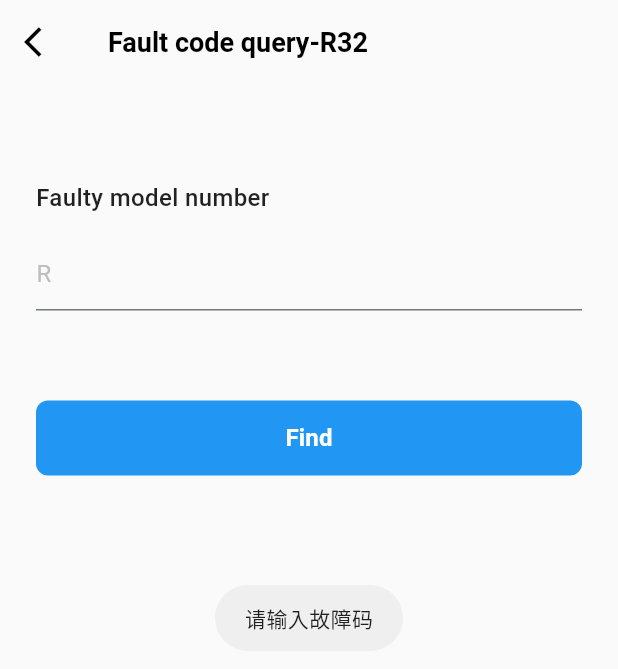
After one commit to jxlstar/car_assistant, a Flutter app: the FaultCodeQueryPage screen opened directly, after a tap on "Find", on a phone screen of 412 x 824 dp. The commit adds this screen. Shown: the top 669 px of the screen. Run offline on Flutter 3.47's test engine with Material 3 defaults, Android fonts, the phone set to English and light mode, and no system bars; our stand-ins replace dio, fluttertoast, font_awesome_flutter, get, google_maps_flutter, google_sign_in and 6 more; missing offline and left inert: flutter_facebook_auth; accounts and stored records are empty; generated files the repository leaves out were written again.

```diff
--- a/lib/core/network/api_service.dart
+++ b/lib/core/network/api_service.dart
@@ -105,7 +105,7 @@ class ApiService {
     // 收藏代理商
     static Future<ApiResponse> addDealerToFavorites(dynamic dealerId) async {
 
-      LoggerUtil.i('收藏&&addDealerToFavorites=====$dealerId =====');
+      LoggerUtil.i('收藏&&addDealerToFavorites=====$dealerId');
       return await _request.post('/api/app/dealers/$dealerId/favorite',);
     }
   // 取消收藏代理商
@@ -202,4 +202,19 @@ class ApiService {
     return _request.put<Map<String, dynamic>>('/api/app/messages/$messageId/read');
   }
 
+  // 故障码查询接口
+  static Future<ApiResponse<Map<String, dynamic>>> getFaultCodeDetail(String code) {
+    return _request.get<Map<String, dynamic>>('/api/app/diagnosis/fault-codes/code/$code');
+  }
+
+  // 设备锁定接口
+  static Future<ApiResponse<Map<String, dynamic>>> lockDevice(String deviceId) {
+    return _request.post<Map<String, dynamic>>('/api/app/devices/$deviceId/lock');
+  }
+
+  // 设备解锁接口
+  static Future<ApiResponse<Map<String, dynamic>>> unlockDevice(String deviceId) {
+    return _request.post<Map<String, dynamic>>('/api/app/devices/$deviceId/unlock');
+  }
+
 }
--- a/lib/core/network/app_request.dart
+++ b/lib/core/network/app_request.dart
@@ -194,6 +194,8 @@ class AppRequest {
     Map<String, dynamic>? queryParameters,
     Options? options,
   }) {
+
+    LoggerUtil.e('reqeust-path: $path');
    LoggerUtil.e('reqeust-params: $data');
     return _request<T>('POST', path,
         data: data, queryParameters: queryParameters, options: options);
--- /dev/null
+++ b/lib/module/equipment/fault_code_query/fault_code_query_page.dart
@@ -0,0 +1,145 @@
+import 'package:flutter/material.dart';
+import '../../../core/network/api_service.dart';
+import '../../../core/utils/loading_util.dart';
+import '../../../core/utils/logger_util.dart';
+import 'package:fluttertoast/fluttertoast.dart';
+import 'fault_code_detail_page.dart';
+
+class FaultCodeQueryPage extends StatefulWidget {
+  const FaultCodeQueryPage({Key? key}) : super(key: key);
+
+  @override
+  _FaultCodeQueryPageState createState() => _FaultCodeQueryPageState();
+}
+
+class _FaultCodeQueryPageState extends State<FaultCodeQueryPage> {
+  final TextEditingController _codeController = TextEditingController();
+
+  @override
+  void dispose() {
+    _codeController.dispose();
+    super.dispose();
+  }
+
+  Future<void> _searchFaultCode() async {
+    final code = _codeController.text.trim();
+    if (code.isEmpty) {
+      Fluttertoast.showToast(
+        msg: '请输入故障码',
+        gravity: ToastGravity.CENTER,
+      );
+      return;
+    }
+
+    try {
+      LoadingUtil.show(context, message: '查询中...');
+      final response = await ApiService.getFaultCodeDetail(code);
+      LoadingUtil.hide();
+
+      if (response.success && response.data != null) {
+        Navigator.push(
+          context,
+          MaterialPageRoute(
+            builder: (context) => FaultCodeDetailPage(
+              faultCodeData: response.data!,
+            ),
+          ),
+        );
+      } else {
+        Fluttertoast.showToast(
+          msg: response.message ?? '查询失败',
+          gravity: ToastGravity.CENTER,
+        );
+      }
+    } catch (e) {
+      LoadingUtil.hide();
+      LoggerUtil.e('故障码查询失败: $e');
+      Fluttertoast.showToast(
+        msg: '查询失败，请重试',
+        gravity: ToastGravity.CENTER,
+      );
+    }
+  }
+
+  @override
+  Widget build(BuildContext context) {
+    return Scaffold(
+      backgroundColor: Colors.grey[50],
+      appBar: AppBar(
+        backgroundColor: Colors.grey[50],
+        elevation: 0,
+        leading: IconButton(
+          icon: const Icon(Icons.arrow_back_ios, color: Colors.black),
+          onPressed: () => Navigator.pop(context),
+        ),
+        title: const Text(
+          'Fault code query-R32',
+          style: TextStyle(
+            color: Colors.black,
+            fontSize: 18,
+            fontWeight: FontWeight.w600,
+          ),
+        ),
+        centerTitle: false,
+      ),
+      body: Padding(
+        padding: const EdgeInsets.all(24.0),
+        child: Column(
+          crossAxisAlignment: CrossAxisAlignment.start,
+          children: [
+            const SizedBox(height: 40),
+            const Text(
+              'Faulty model number',
+              style: TextStyle(
+                fontSize: 16,
+                fontWeight: FontWeight.w500,
+                color: Colors.black87,
+              ),
+            ),
+            const SizedBox(height: 16),
+            TextField(
+              controller: _codeController,
+              decoration: InputDecoration(
+                hintText: 'R',
+                hintStyle: TextStyle(color: Colors.grey[400]),
+                border: UnderlineInputBorder(
+                  borderSide: BorderSide(color: Colors.grey[300]!),
+                ),
+                focusedBorder: const UnderlineInputBorder(
+                  borderSide: BorderSide(color: Colors.blue),
+                ),
+              ),
+              style: const TextStyle(
+                fontSize: 16,
+                color: Colors.black87,
+              ),
+            ),
+            const SizedBox(height: 60),
+            SizedBox(
+              width: double.infinity,
+              height: 50,
+              child: ElevatedButton(
+                onPressed: _searchFaultCode,
+                style: ElevatedButton.styleFrom(
+                  backgroundColor: Colors.blue,
+                  foregroundColor: Colors.white,
+                  shape: RoundedRectangleBorder(
+                    borderRadius: BorderRadius.circular(8),
+                  ),
+                  elevation: 0,
+                ),
+                child: const Text(
+                  'Find',
+                  style: TextStyle(
+                    fontSize: 16,
+                    fontWeight: FontWeight.w600,
+                  ),
+                ),
+              ),
+            ),
+          ],
+        ),
+      ),
+    );
+  }
+}
--- a/lib/module/login/login_page.dart
+++ b/lib/module/login/login_page.dart
@@ -34,7 +34,7 @@ class _LoginPageState extends State<LoginPage> {
     super.initState();
     // 设置默认用户名和密码
     _emailController.text = 'jiangxl1377@gmail.com';
-    _passwordController.text = '111111';
+    _passwordController.text = 'q1234567';
 
     // 添加监听器，当输入变化时检查是否可以启用登录按钮
     _emailController.addListener(_checkLoginButtonState);
```
Also changed, not shown: lib/module/equipment/device_detail/device_detail_logic.dart (+42 -4 lines), lib/module/equipment/device_detail/device_detail_page.dart (+29 -4 lines), lib/module/equipment/fault_code_query/fault_code_detail_page.dart (added, +143 -0 lines), 2 other files.
